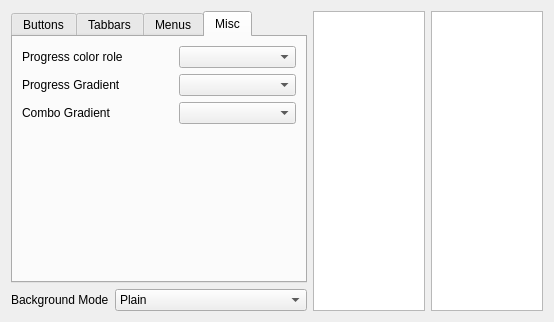
Above: config/config.ui from deiv/bespin-pkg before the change. Below: the same form after it.
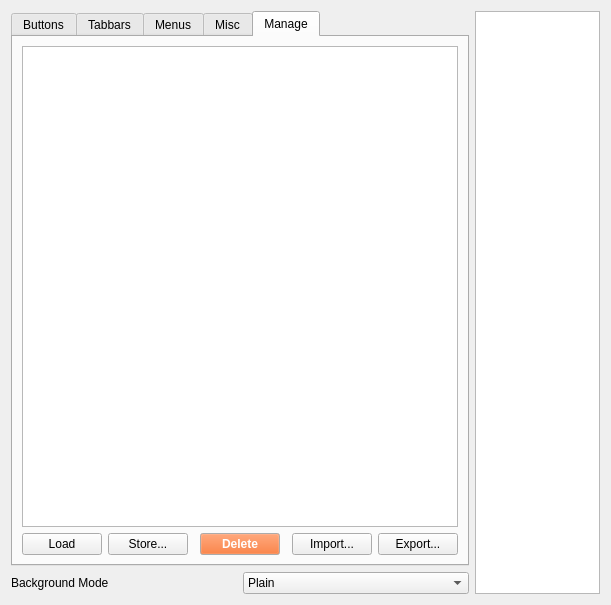
That is the form after the change.

Diff of the .ui file:
```diff
--- a/config/config.ui
+++ b/config/config.ui
@@ -5,8 +5,8 @@
    <rect>
     <x>0</x>
     <y>0</y>
-    <width>554</width>
-    <height>322</height>
+    <width>611</width>
+    <height>605</height>
    </rect>
   </property>
   <property name="windowTitle" >
@@ -16,7 +16,7 @@
    <item row="0" column="0" colspan="2" >
     <widget class="QTabWidget" name="tabWidget" >
      <property name="currentIndex" >
-      <number>3</number>
+      <number>4</number>
      </property>
      <widget class="QWidget" name="tab" >
       <attribute name="title" >
@@ -334,22 +334,169 @@
        </item>
       </layout>
      </widget>
+     <widget class="QWidget" name="Seite_3" >
+      <attribute name="title" >
+       <string>Manage</string>
+      </attribute>
+      <layout class="QGridLayout" >
+       <item row="0" column="0" colspan="7" >
+        <widget class="QListWidget" name="store" >
+         <property name="alternatingRowColors" >
+          <bool>true</bool>
+         </property>
+         <property name="selectionBehavior" >
+          <enum>QAbstractItemView::SelectItems</enum>
+         </property>
+         <property name="resizeMode" >
+          <enum>QListView::Adjust</enum>
+         </property>
+         <property name="uniformItemSizes" >
+          <bool>true</bool>
+         </property>
+         <property name="selectionRectVisible" >
+          <bool>true</bool>
+         </property>
+         <property name="sortingEnabled" >
+          <bool>false</bool>
+         </property>
+        </widget>
+       </item>
+       <item row="1" column="0" >
+        <widget class="QPushButton" name="btnRestore" >
+         <property name="text" >
+          <string>Load</string>
+         </property>
+        </widget>
+       </item>
+       <item row="1" column="1" >
+        <widget class="QPushButton" name="btnStore" >
+         <property name="text" >
+          <string>Store...</string>
+         </property>
+        </widget>
+       </item>
+       <item row="1" column="2" >
+        <spacer>
+         <property name="orientation" >
+          <enum>Qt::Horizontal</enum>
+         </property>
+         <property name="sizeHint" >
+          <size>
+           <width>40</width>
+           <height>20</height>
+          </size>
+         </property>
+        </spacer>
+       </item>
+       <item row="1" column="3" >
+        <widget class="QPushButton" name="btnDelete" >
+         <property name="palette" >
+          <palette>
+           <active>
+            <colorrole role="Button" >
+             <brush brushstyle="SolidPattern" >
+              <color alpha="255" >
+               <red>255</red>
+               <green>85</green>
+               <blue>0</blue>
+              </color>
+             </brush>
+            </colorrole>
+            <colorrole role="ButtonText" >
+             <brush brushstyle="SolidPattern" >
+              <color alpha="255" >
+               <red>255</red>
+               <green>255</green>
+               <blue>255</blue>
+              </color>
+             </brush>
+            </colorrole>
+           </active>
+           <inactive>
+            <colorrole role="Button" >
+             <brush brushstyle="SolidPattern" >
+              <color alpha="255" >
+               <red>255</red>
+               <green>85</green>
+               <blue>0</blue>
+              </color>
+             </brush>
+            </colorrole>
+            <colorrole role="ButtonText" >
+             <brush brushstyle="SolidPattern" >
+              <color alpha="255" >
+               <red>255</red>
+               <green>255</green>
+               <blue>255</blue>
+              </color>
+             </brush>
+            </colorrole>
+           </inactive>
+           <disabled>
+            <colorrole role="Button" >
+             <brush brushstyle="SolidPattern" >
+              <color alpha="255" >
+               <red>255</red>
+               <green>85</green>
+               <blue>0</blue>
+              </color>
+             </brush>
+            </colorrole>
+            <colorrole role="ButtonText" >
+             <brush brushstyle="SolidPattern" >
+              <color alpha="255" >
+               <red>128</red>
+               <green>128</green>
+               <blue>128</blue>
+              </color>
+             </brush>
+            </colorrole>
+           </disabled>
+          </palette>
+         </property>
+         <property name="font" >
+          <font>
+           <weight>75</weight>
+           <bold>true</bold>
+          </font>
+         </property>
+         <property name="text" >
+          <string>Delete</string>
+         </property>
+        </widget>
+       </item>
+       <item row="1" column="4" >
+        <spacer>
+         <property name="orientation" >
+          <enum>Qt::Horizontal</enum>
+         </property>
+         <property name="sizeHint" >
+          <size>
+           <width>40</width>
+           <height>20</height>
+          </size>
+         </property>
+        </spacer>
+       </item>
+       <item row="1" column="5" >
+        <widget class="QPushButton" name="btnImport" >
+         <property name="text" >
+          <string>Import...</string>
+         </property>
+        </widget>
+       </item>
+       <item row="1" column="6" >
+        <widget class="QPushButton" name="btnExport" >
+         <property name="text" >
+          <string>Export...</string>
+         </property>
+        </widget>
+       </item>
+      </layout>
+     </widget>
     </widget>
    </item>
    <item rowspan="2" row="0" column="2" >
-    <widget class="QListWidget" name="store" >
-     <property name="alternatingRowColors" >
-      <bool>true</bool>
-     </property>
-     <property name="selectionBehavior" >
-      <enum>QAbstractItemView::SelectRows</enum>
-     </property>
-     <property name="sortingEnabled" >
-      <bool>false</bool>
-     </property>
-    </widget>
-   </item>
-   <item rowspan="2" row="0" column="3" >
     <widget class="QTextBrowser" name="info" />
    </item>
    <item row="1" column="0" >
```
